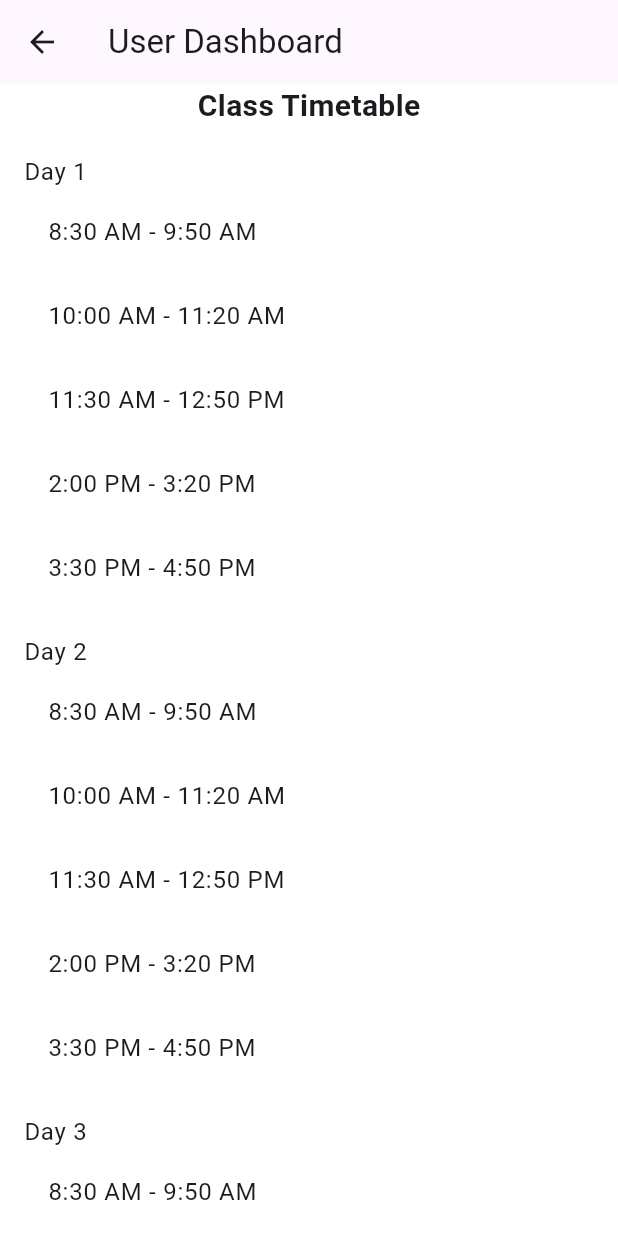
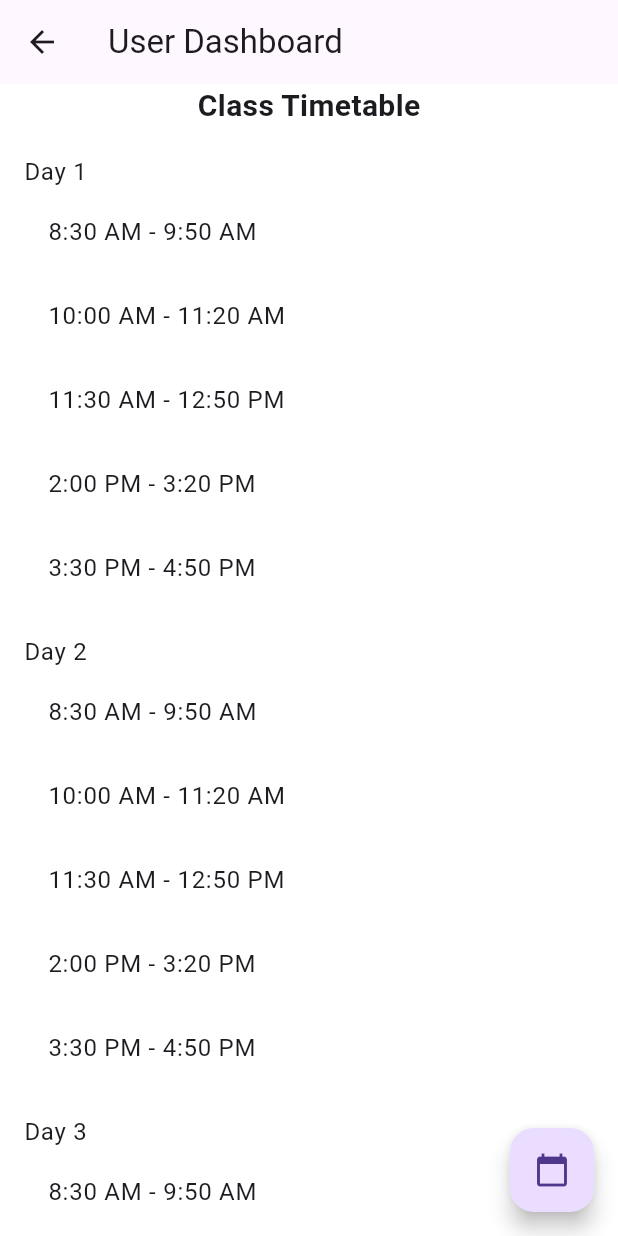
Before and after one commit to ftynfrhn/case-study-1, a Flutter app: the UserDashboard screen opened directly, on a phone screen of 412 x 824 dp. Run offline on Flutter 3.47's test engine with Material 3 defaults, Android fonts, the light colour scheme and no system bars; accounts and stored records are empty.

Commit message:
Update user_dashboard.dart

```diff
--- a/lib/Screens/Dashboard/user_dashboard.dart
+++ b/lib/Screens/Dashboard/user_dashboard.dart
@@ -1,29 +1,32 @@
 import 'package:flutter/material.dart';
+import 'course_schedule_page.dart';
 
 class UserDashboard extends StatelessWidget {
+  const UserDashboard({super.key, Key});
+
   @override
   Widget build(BuildContext context) {
     return Scaffold(
       appBar: AppBar(
-        title: Text('User Dashboard'),
+        title: const Text('User Dashboard'),
       ),
       body: Column(
         children: [
-          Text(
+          const Text(
             'Class Timetable',
             style: TextStyle(
               fontSize: 20,
               fontWeight: FontWeight.bold,
             ),
           ),
-          SizedBox(height: 10),
+          const SizedBox(height: 10),
           Expanded(
             child: ListView.builder(
               itemCount: 5, // Number of days (Monday to Friday)
               itemBuilder: (context, index) {
                 return ListTile(
                   title: Text('Day ${index + 1}'),
-                  subtitle: Column(
+                  subtitle: const Column(
                     children: [
                       TimeSlotTile(time: '8:30 AM - 9:50 AM'),
                       TimeSlotTile(time: '10:00 AM - 11:20 AM'),
@@ -38,6 +41,16 @@ class UserDashboard extends StatelessWidget {
           ),
         ],
       ),
+      floatingActionButton: FloatingActionButton(
+        onPressed: () {
+          // Navigate to the CourseSchedulePage when the FAB is pressed
+          Navigator.push(
+            context,
+            MaterialPageRoute(builder: (context) => CourseSchedulePage()),
+          );
+        },
+        child: const Icon(Icons.calendar_today),
+      ),
     );
   }
 }
@@ -45,7 +58,7 @@ class UserDashboard extends StatelessWidget {
 class TimeSlotTile extends StatelessWidget {
   final String time;
 
-  const TimeSlotTile({required this.time});
+  const TimeSlotTile({super.key, required this.time});
 
   @override
   Widget build(BuildContext context) {
```
